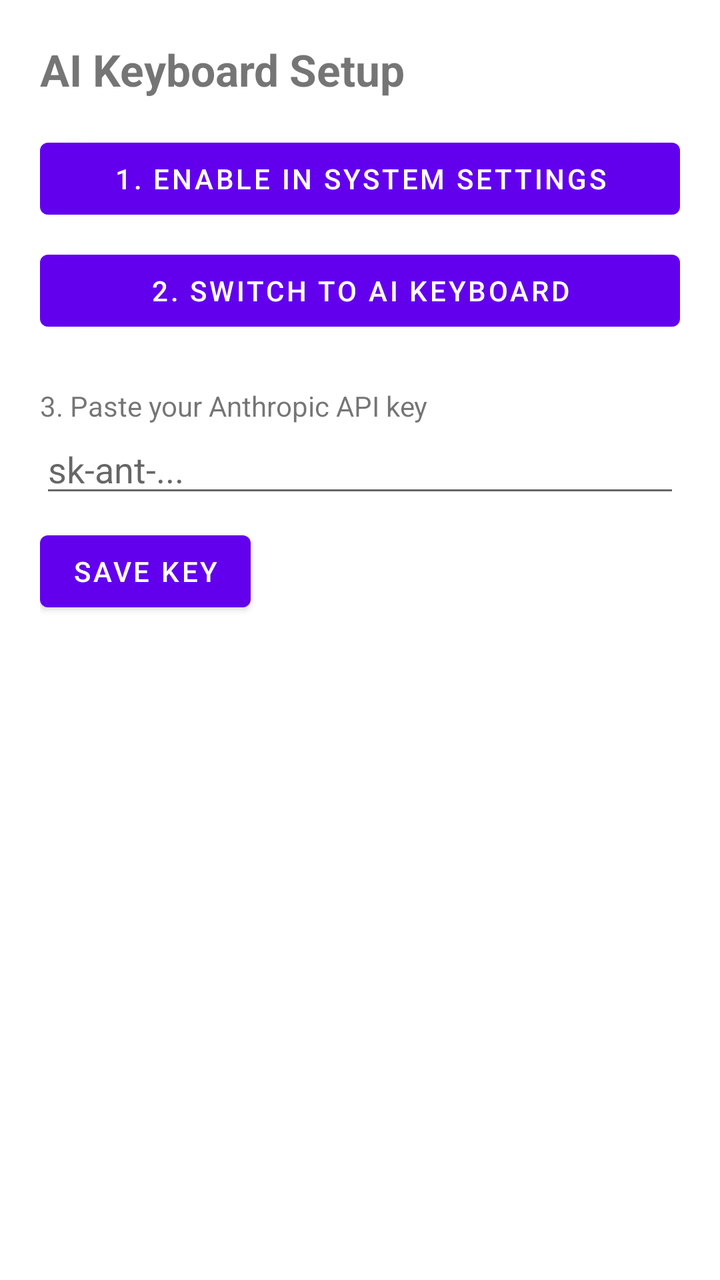
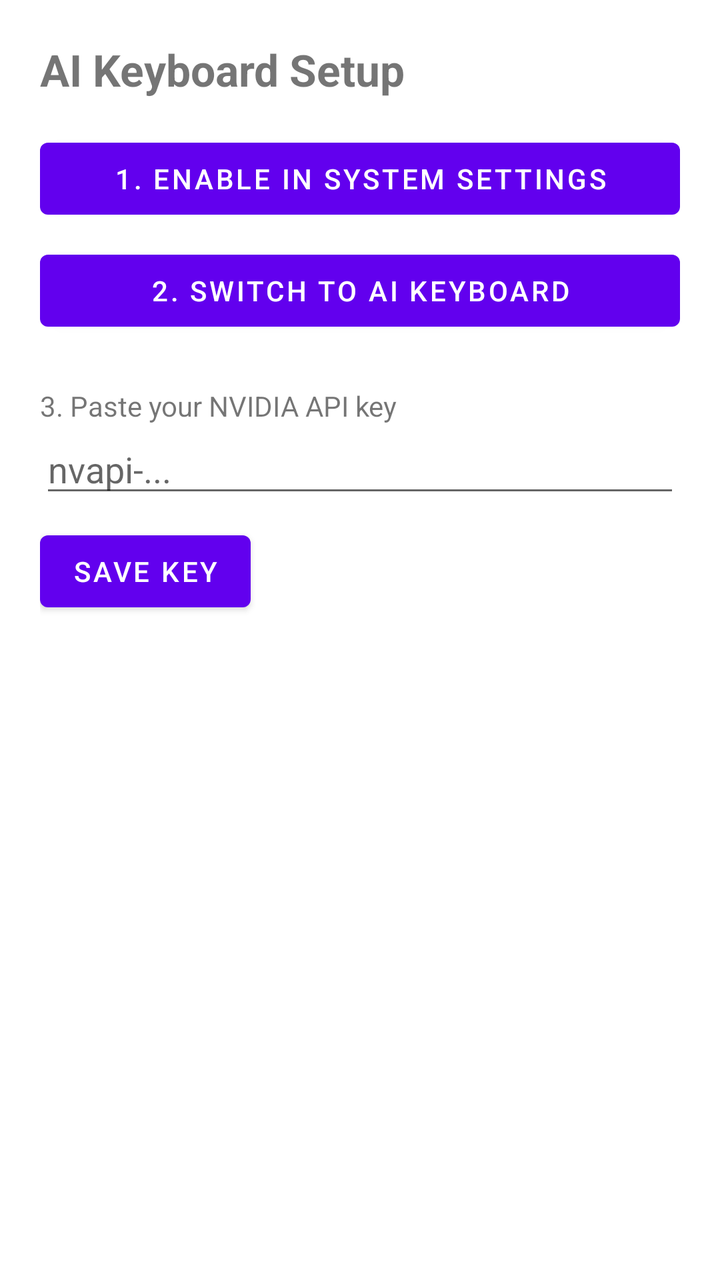

Two renders of the same Android screen: before a commit and after it. Below are the layout's source before the change and the commit's diff.
<!-- AndroidManifest.xml: application theme Theme.AIKeyboard -->
<!-- res/layout/activity_settings.xml -->
<?xml version="1.0" encoding="utf-8"?>
<LinearLayout xmlns:android="http://schemas.android.com/apk/res/android"
    android:layout_width="match_parent"
    android:layout_height="match_parent"
    android:orientation="vertical"
    android:padding="20dp">

    <TextView
        android:layout_width="wrap_content"
        android:layout_height="wrap_content"
        android:text="AI Keyboard Setup"
        android:textSize="22sp"
        android:textStyle="bold"
        android:layout_marginBottom="16dp" />

    <Button
        android:id="@+id/btnEnableKeyboard"
        android:layout_width="match_parent"
        android:layout_height="wrap_content"
        android:text="1. Enable in system settings" />

    <Button
        android:id="@+id/btnChooseKeyboard"
        android:layout_width="match_parent"
        android:layout_height="wrap_content"
        android:layout_marginTop="8dp"
        android:text="2. Switch to AI Keyboard" />

    <TextView
        android:layout_width="wrap_content"
        android:layout_height="wrap_content"
        android:layout_marginTop="24dp"
        android:text="3. Paste your Anthropic API key" />

    <EditText
        android:id="@+id/editApiKey"
        android:layout_width="match_parent"
        android:layout_height="wrap_content"
        android:hint="sk-ant-..."
        android:inputType="textPassword" />

    <Button
        android:id="@+id/btnSaveKey"
        android:layout_width="wrap_content"
        android:layout_height="wrap_content"
        android:layout_marginTop="8dp"
        android:text="Save key" />

</LinearLayout>
<!-- resources referenced by this layout -->
<resources>
  <style name="Theme.AIKeyboard" parent="Theme.MaterialComponents.DayNight.NoActionBar" />
</resources>

<!-- the commit's change to res/layout/activity_settings.xml (unified diff, before → after) -->
@@ -30,13 +30,13 @@
         android:layout_width="wrap_content"
         android:layout_height="wrap_content"
         android:layout_marginTop="24dp"
-        android:text="3. Paste your Anthropic API key" />
+        android:text="3. Paste your NVIDIA API key" />
 
     <EditText
         android:id="@+id/editApiKey"
         android:layout_width="match_parent"
         android:layout_height="wrap_content"
-        android:hint="sk-ant-..."
+        android:hint="nvapi-..."
         android:inputType="textPassword" />
 
     <Button
